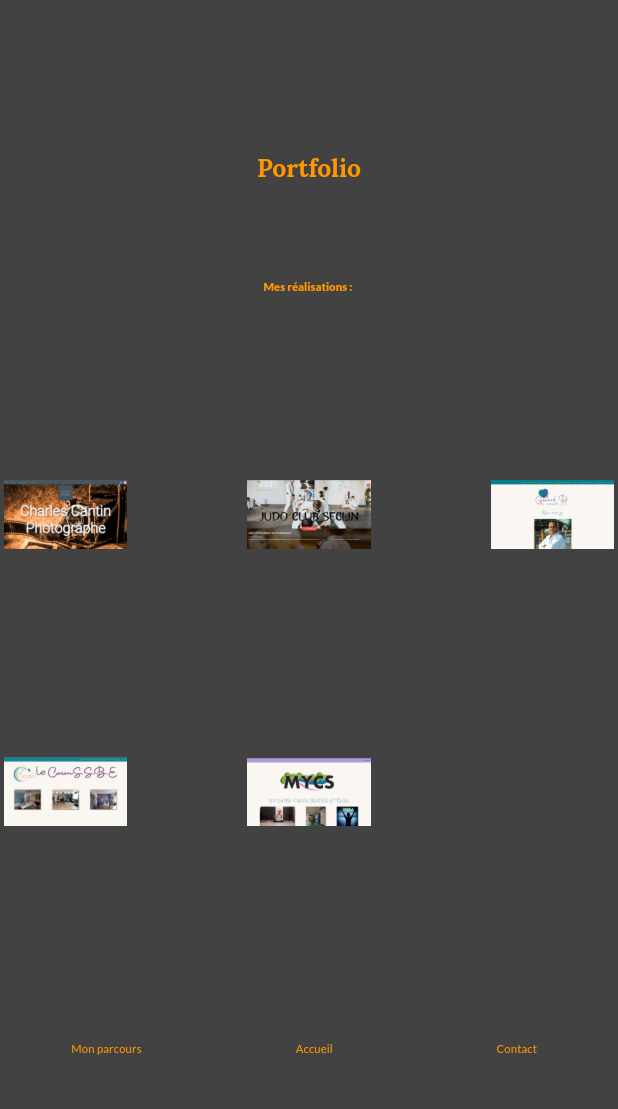
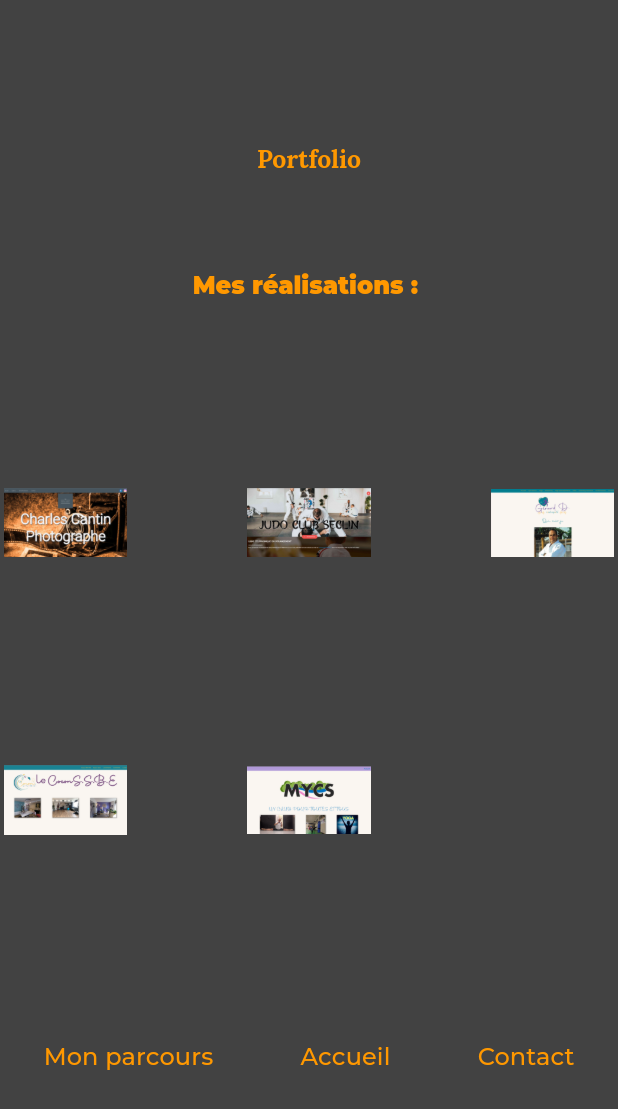
Before and after one commit to pickypou/mon_site_cv, a Flutter app: the screen it shows after launch, after a tap on "Portfolio", on a phone screen of 412 x 824 dp. Shown: the top 1109 px of the screen. Run offline on Flutter 3.47's test engine with Material 3 defaults, Android fonts, the phone set to English and light mode, and no system bars; our stand-ins replace carousel_slider, cloud_firestore, firebase_core, firebase_storage, flutter_bloc, flutter_hooks and 6 more; accounts and stored records are empty; statements that could not run were skipped.

Commit message:
modif taille police

```diff
--- /dev/null
+++ b/lib/core/utils/calculated_font_size.dart
@@ -0,0 +1,17 @@
+import 'package:flutter/material.dart';
+
+double calculateTitleFontSize(BuildContext context, {double? ratio}) {
+  final size = MediaQuery.sizeOf(context);
+  // Utiliser un ratio pour adapter la taille des titres
+  return ratio != null
+      ? (size.width > 749 ? size.width / ratio : 30)
+      : (size.width > 749 ? size.width / 25 : 35); // Valeur par défaut
+}
+
+double calculateFontSize(BuildContext context, {double? ratio}) {
+  final size = MediaQuery.sizeOf(context);
+  // Ratio pour le texte classique
+  return ratio != null
+      ? (size.width > 749 ? size.width / ratio : 16)
+      : (size.width > 749 ? size.width / 95 : 16); // Valeur par défaut
+}
--- a/lib/theme.dart
+++ b/lib/theme.dart
@@ -1,6 +1,8 @@
 import 'package:flutter/material.dart';
 import 'package:flutter_markdown/flutter_markdown.dart';
 import 'package:google_fonts/google_fonts.dart';
+
+import 'core/utils/calculated_font_size.dart';
 
 ThemeData theme = ThemeData(
   primaryColor: Colors.grey[800]!,
@@ -91,14 +93,12 @@ TextStyle titleStyleSmall(BuildContext context) {
 }
 
 TextStyle textStyleText(BuildContext context) {
-  Size size = MediaQuery.sizeOf(context);
-  double? titleFontSize = size.width / 55;
-  return GoogleFonts.lato().copyWith(
-    fontSize: titleFontSize,
-    //fontWeight: FontWeight.bold,
-    color: Theme.of(context).colorScheme.primary,
-    decoration: TextDecoration.none, // Ajoutez cette ligne
-  );
+  return
+    GoogleFonts.montserrat().copyWith(
+      fontSize: calculateFontSize(context, ratio: 70),
+      color: Theme.of(context).colorScheme.primary,
+      decoration: TextDecoration.none,
+    );
 }
 
 TextStyle textStyleTextAccueil(BuildContext context) {
--- a/lib/ui/contact/contact_view.dart
+++ b/lib/ui/contact/contact_view.dart
@@ -129,7 +129,7 @@ class _ContactViewState extends State<ContactView> {
                 const Row(
                   children: [
                    ClickableImage(imagePath: 'assets/images/facebook.webp',
-                   url: 'https://www.facebook.com/ludowebfreelance/?viewas=100000686899395',
+                   url: 'https://www.facebook.com/ludowebfreelance/',
                    )
                   ],
 
```
Also changed, not shown: 1 other file.
